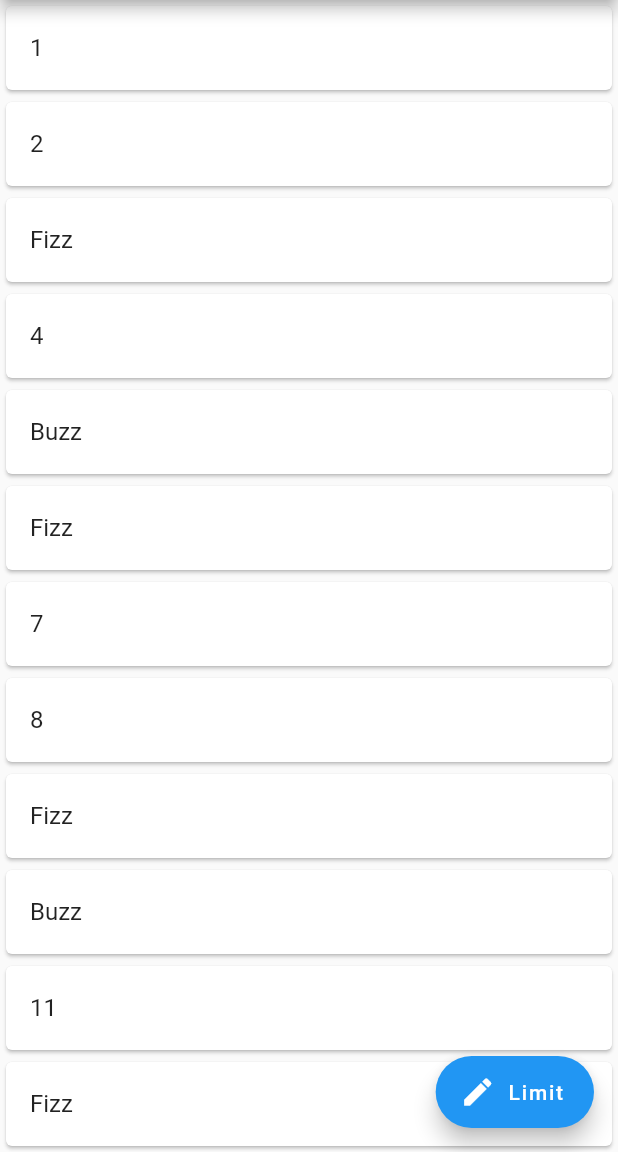
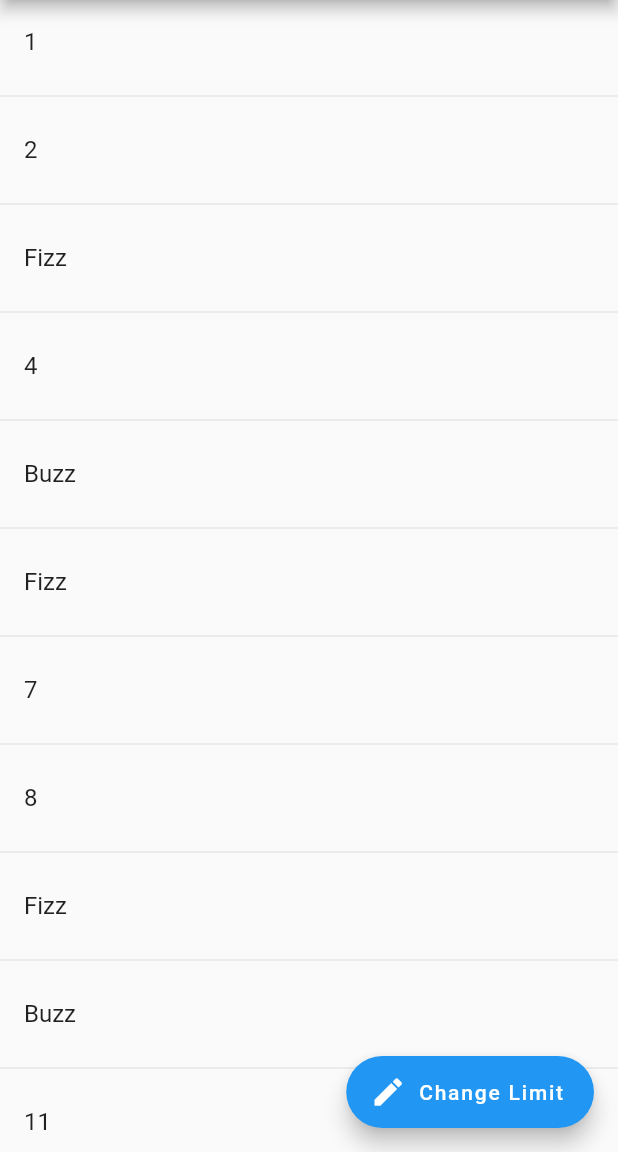
Before and after one commit to lahiruzone/fizzbuzz-app, a Flutter app: the screen it shows after launch, on a phone screen of 412 x 824 dp, the part 84-1236 px from its top. Run offline on Flutter 3.47's test engine with Material 2 defaults, Android fonts, the phone set to English and light mode, and no system bars; our stand-ins replace bloc, equatable, flutter_bloc, get_it.

Commit message:
refactor(manual_fizzbuzz_limit): presantation layer

```diff
--- a/lib/features/fizzbuzz/presantation/pages/home_page.dart
+++ b/lib/features/fizzbuzz/presantation/pages/home_page.dart
@@ -1,12 +1,10 @@
-import 'package:fizzbuzz_app/core/widgets/loading_indicator_widget.dart';
-import 'package:fizzbuzz_app/features/fizzbuzz/presantation/widgets/home_page_failure_widget.dart';
-import 'package:fizzbuzz_app/features/fizzbuzz/presantation/widgets/home_page_floating_action_button_widget.dart';
-import 'package:fizzbuzz_app/features/fizzbuzz/presantation/widgets/home_page_fzzbuzz_limit_display_text_widget.dart';
-import 'package:fizzbuzz_app/features/fizzbuzz/presantation/widgets/home_page_welcome_widget.dart';
+import 'package:fizzbuzz_app/features/fizzbuzz/presantation/widgets/home_page_body_widget.dart';
 import 'package:flutter/material.dart';
 import 'package:flutter_bloc/flutter_bloc.dart';
 import 'package:fizzbuzz_app/config.dart';
 import 'package:fizzbuzz_app/features/fizzbuzz/presantation/bloc/fizzbuzz_bloc.dart';
+import 'package:fizzbuzz_app/features/fizzbuzz/presantation/widgets/home_page_floating_action_button_widget.dart';
+import 'package:fizzbuzz_app/features/fizzbuzz/presantation/widgets/home_page_fzzbuzz_limit_display_text_widget.dart';
 import 'package:fizzbuzz_app/injection_container.dart';
 
 class HomePage extends StatelessWidget {
@@ -25,26 +23,7 @@ class HomePage extends StatelessWidget {
           title: const HomePageFizzbuzzLimitDisplayTextWidget(),
         ),
         floatingActionButton: const HomePageFloatingActionButtonWidget(),
-        body: BlocBuilder<FizzbuzzBloc, FizzbuzzState>(
-          buildWhen: (previous, current) => previous.status != current.status,
-          builder: (context, state) {
-            if (state.status == FizzbuzzStatus.loading) {
-              return const LoadingIndicatorWidget();
-            } else if (state.status == FizzbuzzStatus.failure) {
-              return HomePageErrorWidget(message: state.fizzbuzzRepositoryResult!.error!.message);
-            } else if (state.status == FizzbuzzStatus.success) {
-              return ListView.builder(
-                  itemCount: state.fizzbuzzRepositoryResult!.fizzbuzzList!.length,
-                  itemBuilder: ((context, index) => Card(
-                        child: ListTile(
-                          title: Text(state.fizzbuzzRepositoryResult!.fizzbuzzList![index].text),
-                        ),
-                      )));
-            } else {
-              return const HomePageWelcomeWidget();
-            }
-          },
-        ),
+        body: const HomePageBodyWidget(),
       ),
     );
   }
--- /dev/null
+++ b/lib/features/fizzbuzz/presantation/widgets/home_page_body_widget.dart
@@ -0,0 +1,33 @@
+import 'package:fizzbuzz_app/core/widgets/loading_indicator_widget.dart';
+import 'package:fizzbuzz_app/features/fizzbuzz/presantation/bloc/fizzbuzz_bloc.dart';
+import 'package:fizzbuzz_app/features/fizzbuzz/presantation/widgets/home_page_failure_widget.dart';
+import 'package:fizzbuzz_app/features/fizzbuzz/presantation/widgets/home_page_loaded_widget.dart';
+import 'package:fizzbuzz_app/features/fizzbuzz/presantation/widgets/home_page_welcome_widget.dart';
+import 'package:flutter/material.dart';
+import 'package:flutter_bloc/flutter_bloc.dart';
+
+class HomePageBodyWidget extends StatelessWidget {
+  const HomePageBodyWidget({
+    Key? key,
+  }) : super(key: key);
+
+  @override
+  Widget build(BuildContext context) {
+    return BlocBuilder<FizzbuzzBloc, FizzbuzzState>(
+      buildWhen: (previous, current) => previous.status != current.status,
+      builder: (context, state) {
+        if (state.status == FizzbuzzStatus.loading) {
+          return const LoadingIndicatorWidget();
+        } else if (state.status == FizzbuzzStatus.failure) {
+          return HomePageErrorWidget(message: state.fizzbuzzRepositoryResult!.error!.message);
+        } else if (state.status == FizzbuzzStatus.success) {
+          return HomePageLoadedWidget(
+            fizzbuzzList: state.fizzbuzzRepositoryResult!.fizzbuzzList!,
+          );
+        } else {
+          return const HomePageWelcomeWidget();
+        }
+      },
+    );
+  }
+}
--- a/lib/features/fizzbuzz/presantation/widgets/home_page_floating_action_button_widget.dart
+++ b/lib/features/fizzbuzz/presantation/widgets/home_page_floating_action_button_widget.dart
@@ -13,7 +13,7 @@ class HomePageFloatingActionButtonWidget extends StatelessWidget {
       builder: (context, state) {
         return FloatingActionButton.extended(
           onPressed: () => _showButtomSheet(context),
-          label: const Text('Limit'),
+          label: const Text('Change Limit'),
           icon: const Icon(Icons.edit),
         );
       },
--- /dev/null
+++ b/lib/features/fizzbuzz/presantation/widgets/home_page_loaded_widget.dart
@@ -0,0 +1,20 @@
+import 'package:fizzbuzz_app/features/fizzbuzz/domain/entities/fizzbuzz.dart';
+import 'package:flutter/material.dart';
+
+class HomePageLoadedWidget extends StatelessWidget {
+  final List<Fizzbuzz> fizzbuzzList;
+  const HomePageLoadedWidget({
+    Key? key,
+    required this.fizzbuzzList,
+  }) : super(key: key);
+
+  @override
+  Widget build(BuildContext context) {
+    return ListView.separated(
+        separatorBuilder: (BuildContext context, int index) => const Divider(),
+        itemCount: fizzbuzzList.length,
+        itemBuilder: ((context, index) => ListTile(
+              title: Text(fizzbuzzList[index].text),
+            )));
+  }
+}
```
